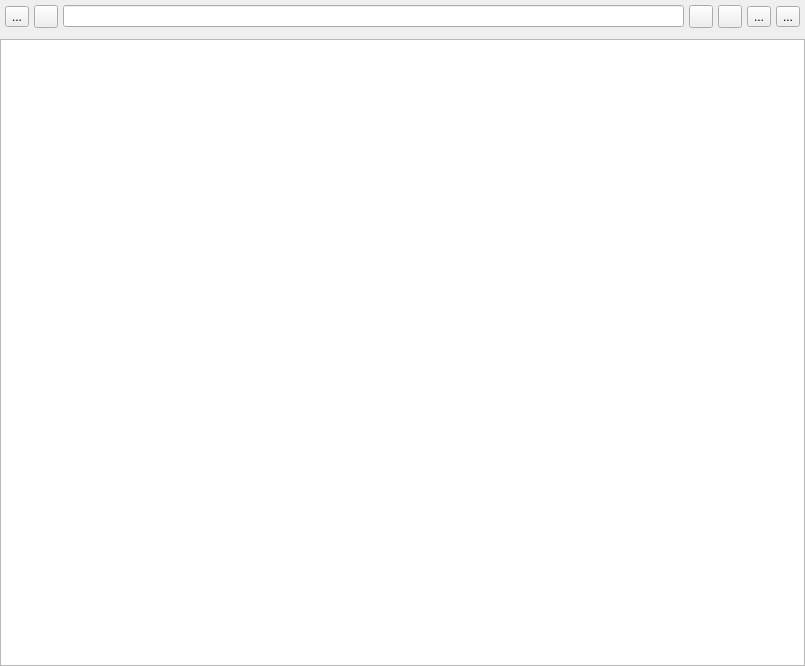
Old version of the form ui/FilePage.ui in the repository saturneric/GpgFrontend.
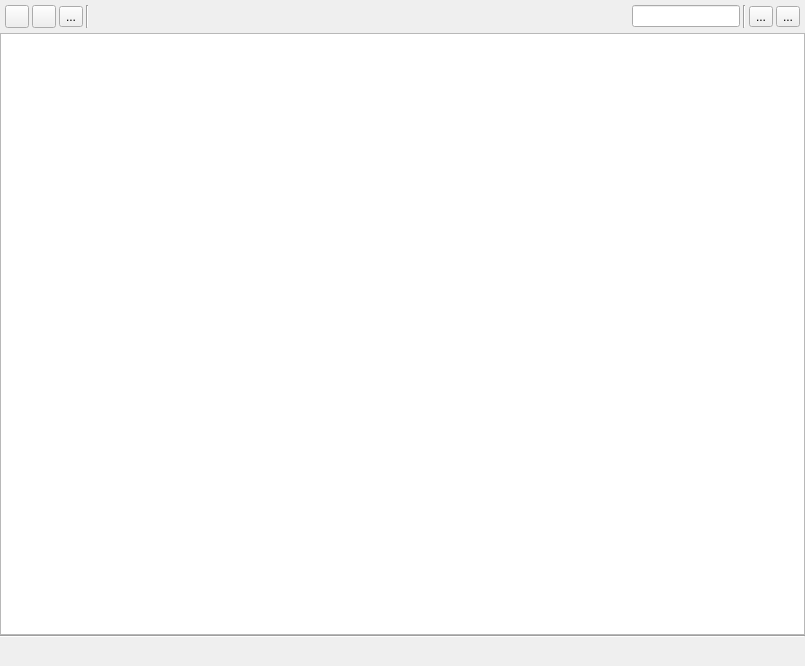
New version of the form. Icons and pictures are not drawn. Custom widgets are drawn as their Qt base class.

Commit message: feat(ui): add file path bar and modernize file view

Patch:
```diff
--- a/ui/FilePage.ui
+++ b/ui/FilePage.ui
@@ -19,40 +19,27 @@
   <property name="windowTitle">
    <string>Form</string>
   </property>
-  <layout class="QGridLayout" name="gridLayout">
-   <property name="leftMargin">
-    <number>0</number>
-   </property>
-   <property name="topMargin">
-    <number>0</number>
-   </property>
-   <property name="rightMargin">
-    <number>0</number>
-   </property>
-   <property name="bottomMargin">
-    <number>0</number>
-   </property>
-   <property name="spacing">
-    <number>6</number>
-   </property>
-   <item row="0" column="0">
     <layout class="QVBoxLayout" name="verticalLayout">
-     <property name="sizeConstraint">
-      <enum>QLayout::SizeConstraint::SetMaximumSize</enum>
-     </property>
-     <item>
-      <layout class="QVBoxLayout" name="verticalLayout_2">
-       <property name="sizeConstraint">
-        <enum>QLayout::SizeConstraint::SetMaximumSize</enum>
-       </property>
+   <property name="spacing">
+    <number>0</number>
+   </property>
+   <property name="leftMargin">
+    <number>0</number>
+   </property>
+   <property name="topMargin">
+    <number>0</number>
+   </property>
+   <property name="rightMargin">
+    <number>0</number>
+   </property>
+   <property name="bottomMargin">
+    <number>0</number>
+   </property>
        <item>
-        <layout class="QHBoxLayout" name="horizontalLayout_2" stretch="0,0,0,0,0,0,0">
+    <layout class="QHBoxLayout" name="toolBarLayout">
          <property name="spacing">
-          <number>5</number>
-         </property>
-         <property name="sizeConstraint">
-          <enum>QLayout::SizeConstraint::SetDefaultConstraint</enum>
-         </property>
+      <number>3</number>
+     </property>
          <property name="leftMargin">
           <number>5</number>
          </property>
@@ -65,6 +52,40 @@
          <property name="bottomMargin">
           <number>5</number>
          </property>
+     <item>
+      <widget class="QToolButton" name="upPathButton">
+       <property name="sizePolicy">
+        <sizepolicy hsizetype="Minimum" vsizetype="Fixed">
+         <horstretch>0</horstretch>
+         <verstretch>0</verstretch>
+        </sizepolicy>
+       </property>
+       <property name="text">
+        <string/>
+       </property>
+       <property name="icon">
+        <iconset resource="../gpgfrontend.qrc">
+         <normaloff>:/icons/up.png</normaloff>:/icons/up.png</iconset>
+       </property>
+      </widget>
+     </item>
+     <item>
+      <widget class="QToolButton" name="refreshButton">
+       <property name="sizePolicy">
+        <sizepolicy hsizetype="Minimum" vsizetype="Fixed">
+         <horstretch>0</horstretch>
+         <verstretch>0</verstretch>
+        </sizepolicy>
+       </property>
+       <property name="text">
+        <string/>
+       </property>
+       <property name="icon">
+        <iconset resource="../gpgfrontend.qrc">
+         <normaloff>:/icons/refresh.png</normaloff>:/icons/refresh.png</iconset>
+       </property>
+      </widget>
+     </item>
          <item>
           <widget class="QToolButton" name="hardDiskButton">
            <property name="text">
@@ -80,72 +101,45 @@
           </widget>
          </item>
          <item>
-          <widget class="QToolButton" name="newDirButton">
-           <property name="sizePolicy">
-            <sizepolicy hsizetype="Minimum" vsizetype="Fixed">
-             <horstretch>0</horstretch>
-             <verstretch>0</verstretch>
-            </sizepolicy>
-           </property>
-           <property name="text">
-            <string/>
-           </property>
-           <property name="icon">
-            <iconset resource="../gpgfrontend.qrc">
-             <normaloff>:/icons/new_directory.png</normaloff>:/icons/new_directory.png</iconset>
+      <widget class="Line" name="navSeparator">
+       <property name="orientation">
+        <enum>Qt::Orientation::Vertical</enum>
            </property>
           </widget>
          </item>
          <item>
-          <widget class="QLineEdit" name="pathEdit">
+      <widget class="GpgFrontend::UI::FilePathBar" name="pathBar">
            <property name="sizePolicy">
             <sizepolicy hsizetype="Expanding" vsizetype="Fixed">
+         <horstretch>1</horstretch>
+         <verstretch>0</verstretch>
+        </sizepolicy>
+       </property>
+      </widget>
+     </item>
+     <item>
+      <widget class="QLineEdit" name="filterEdit">
+       <property name="sizePolicy">
+        <sizepolicy hsizetype="Preferred" vsizetype="Fixed">
              <horstretch>0</horstretch>
              <verstretch>0</verstretch>
             </sizepolicy>
            </property>
-           <property name="tabletTracking">
-            <bool>false</bool>
-           </property>
-           <property name="text">
-            <string/>
+       <property name="maximumSize">
+        <size>
+         <width>180</width>
+         <height>16777215</height>
+        </size>
            </property>
            <property name="clearButtonEnabled">
-            <bool>false</bool>
+        <bool>true</bool>
            </property>
           </widget>
          </item>
          <item>
-          <widget class="QToolButton" name="refreshButton">
-           <property name="sizePolicy">
-            <sizepolicy hsizetype="Minimum" vsizetype="Fixed">
-             <horstretch>0</horstretch>
-             <verstretch>0</verstretch>
-            </sizepolicy>
-           </property>
-           <property name="text">
-            <string/>
-           </property>
-           <property name="icon">
-            <iconset resource="../gpgfrontend.qrc">
-             <normaloff>:/icons/refresh.png</normaloff>:/icons/refresh.png</iconset>
-           </property>
-          </widget>
-         </item>
-         <item>
-          <widget class="QToolButton" name="upPathButton">
-           <property name="sizePolicy">
-            <sizepolicy hsizetype="Minimum" vsizetype="Fixed">
-             <horstretch>0</horstretch>
-             <verstretch>0</verstretch>
-            </sizepolicy>
-           </property>
-           <property name="text">
-            <string/>
-           </property>
-           <property name="icon">
-            <iconset resource="../gpgfrontend.qrc">
-             <normaloff>:/icons/up.png</normaloff>:/icons/up.png</iconset>
+      <widget class="Line" name="viewSeparator">
+       <property name="orientation">
+        <enum>Qt::Orientation::Vertical</enum>
            </property>
           </widget>
          </item>
@@ -164,12 +158,6 @@
            <property name="checkable">
             <bool>true</bool>
            </property>
-           <property name="popupMode">
-            <enum>QToolButton::ToolButtonPopupMode::InstantPopup</enum>
-           </property>
-           <property name="autoRaise">
-            <bool>false</bool>
-           </property>
           </widget>
          </item>
          <item>
@@ -198,13 +186,55 @@
         </layout>
        </item>
        <item>
-        <layout class="QVBoxLayout" name="trewViewLayout">
-         <item>
           <widget class="GpgFrontend::UI::FileTreeView" name="treeView"/>
          </item>
-        </layout>
-       </item>
-      </layout>
+   <item>
+    <widget class="Line" name="statusSeparator">
+     <property name="orientation">
+      <enum>Qt::Orientation::Horizontal</enum>
+     </property>
+    </widget>
+   </item>
+   <item>
+    <layout class="QHBoxLayout" name="statusLayout">
+     <property name="leftMargin">
+      <number>8</number>
+     </property>
+     <property name="topMargin">
+      <number>4</number>
+     </property>
+     <property name="rightMargin">
+      <number>8</number>
+     </property>
+     <property name="bottomMargin">
+      <number>4</number>
+     </property>
+     <item>
+      <widget class="QLabel" name="statusLabel">
+       <property name="text">
+        <string/>
+       </property>
+      </widget>
+     </item>
+     <item>
+      <spacer name="statusSpacer">
+       <property name="orientation">
+        <enum>Qt::Orientation::Horizontal</enum>
+       </property>
+       <property name="sizeHint" stdset="0">
+        <size>
+         <width>40</width>
+         <height>20</height>
+        </size>
+       </property>
+      </spacer>
+     </item>
+     <item>
+      <widget class="QLabel" name="capacityLabel">
+       <property name="text">
+        <string/>
+       </property>
+      </widget>
      </item>
     </layout>
    </item>
@@ -216,6 +246,12 @@
    <extends>QTreeView</extends>
    <header>ui/widgets/FileTreeView.h</header>
   </customwidget>
+  <customwidget>
+   <class>GpgFrontend::UI::FilePathBar</class>
+   <extends>QWidget</extends>
+   <header>ui/widgets/FilePathBar.h</header>
+   <container>1</container>
+  </customwidget>
  </customwidgets>
  <resources>
   <include location="../gpgfrontend.qrc"/>
```
Lines whose indentation alone changed are shown as unchanged. The commit also changes 11 other files.
